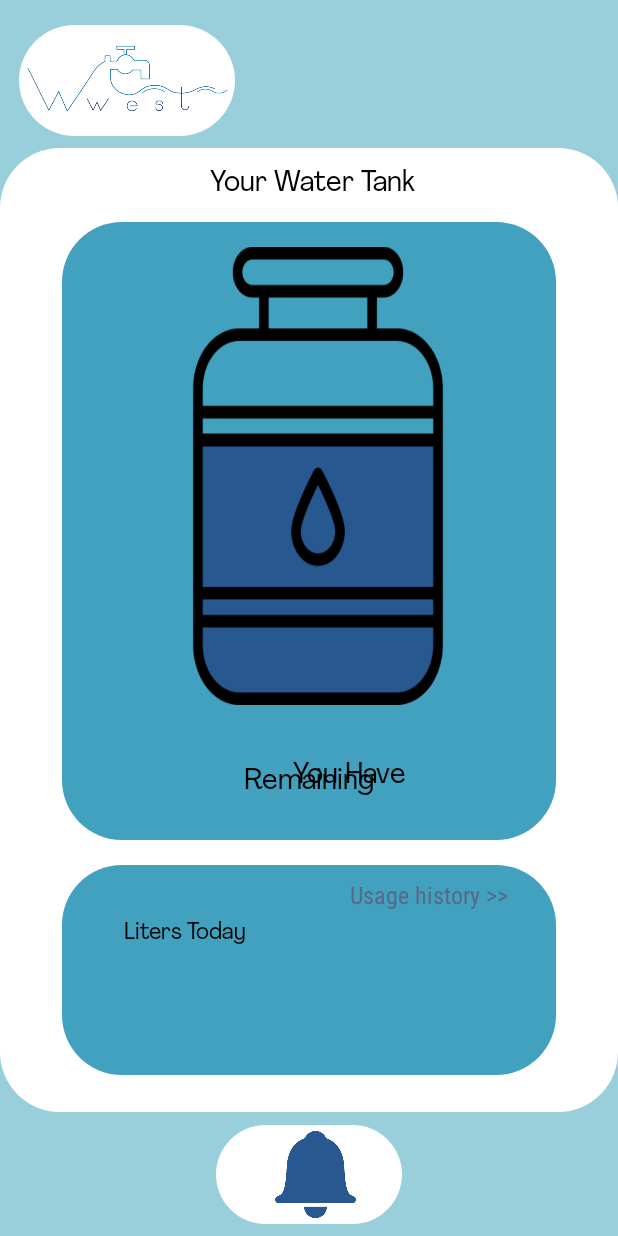
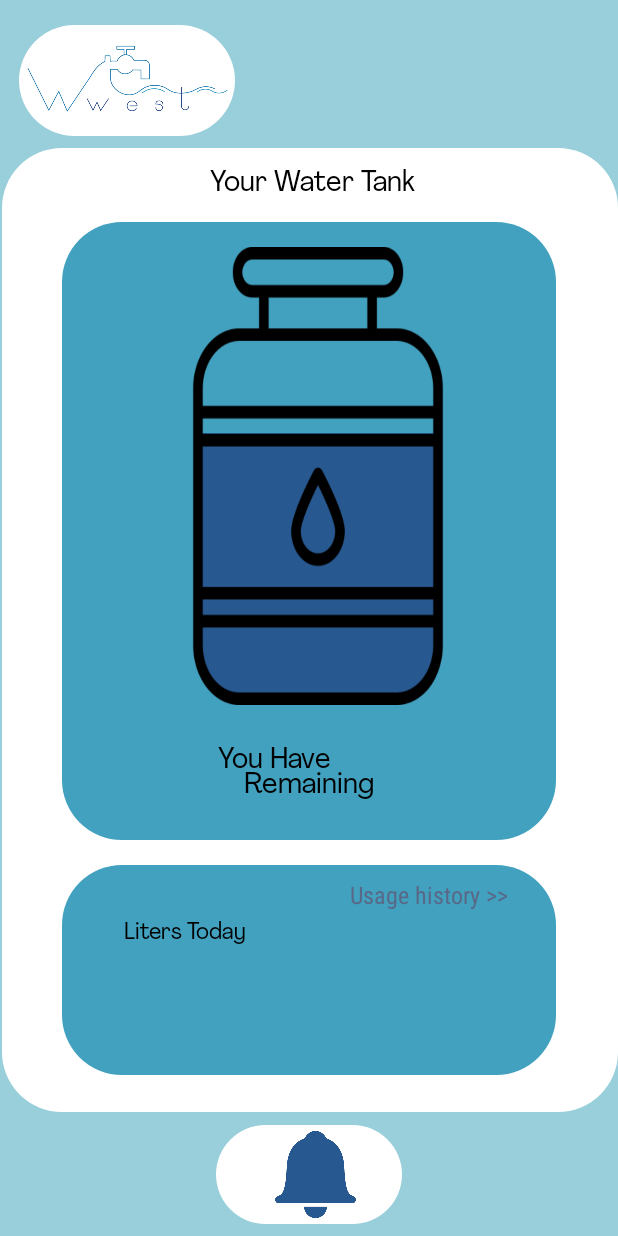
Before and after one commit to malaktatour/TrtWaterWestF, an Android app: the MainActivity screen opened directly, with no data from a screen before it, on a phone screen of 412 x 824 dp. Run offline under Robolectric (Android 15) with nearby library versions, the phone set to English and light mode, and no system bars; our stand-ins replace Firebase (no records; nobody signed in at launch, a user with empty details on screens opened directly); Roboto replaces fonts that are not available here; 3 statements that could not run were skipped.

Commit message:
3/8/22 push
malak have to pull

```diff
--- a/app/src/main/res/layout/activity_main.xml
+++ b/app/src/main/res/layout/activity_main.xml
@@ -45,7 +45,7 @@
         android:layout_width="wrap_content"
         android:layout_height="wrap_content"
         android:orientation="vertical"
-        app:layout_constraintGuide_percent="0" />
+        app:layout_constraintGuide_end="411dp" />
 
     <androidx.constraintlayout.widget.Guideline
         android:id="@+id/endback"
@@ -343,6 +343,8 @@
         android:id="@+id/LitersRemaining1"
         android:layout_width="0dp"
         android:layout_height="0dp"
+        android:layout_marginStart="100dp"
+        android:layout_marginBottom="35dp"
         android:fontFamily="@font/agrandir"
         android:gravity="center"
         android:text="980"
@@ -359,7 +361,8 @@
         android:id="@+id/LitersRemaining"
         android:layout_width="111dp"
         android:layout_height="90dp"
-        android:layout_marginStart="90dp"
+        android:layout_marginEnd="50dp"
+        android:layout_marginBottom="10dp"
         android:fontFamily="@font/agrandir"
         android:gravity="center"
         android:text="You Have"
@@ -371,10 +374,13 @@
         app:layout_constraintStart_toStartOf="@id/remainingstart"
         app:layout_constraintTop_toTopOf="@id/remainingtop"
         app:layout_constraintVertical_bias="1.0" />
+
+
     <TextView
         android:id="@+id/LitersRemaining2"
         android:layout_width="0dp"
         android:layout_height="0dp"
+        android:layout_marginTop="5dp"
         android:fontFamily="@font/agrandir"
         android:gravity="center"
         android:text="Remaining"
@@ -382,11 +388,10 @@
         android:textSize="20sp"
         app:layout_constraintBottom_toBottomOf="@id/remainingbottom"
         app:layout_constraintEnd_toEndOf="@id/remainingend"
-        app:layout_constraintHorizontal_bias="1.0"
+        app:layout_constraintHorizontal_bias="0.0"
         app:layout_constraintStart_toStartOf="@id/remainingstart"
         app:layout_constraintTop_toTopOf="@id/remainingtop"
         app:layout_constraintVertical_bias="1.0" />
-
 
     <androidx.constraintlayout.widget.Guideline
         android:id="@+id/remainingstart"
```
